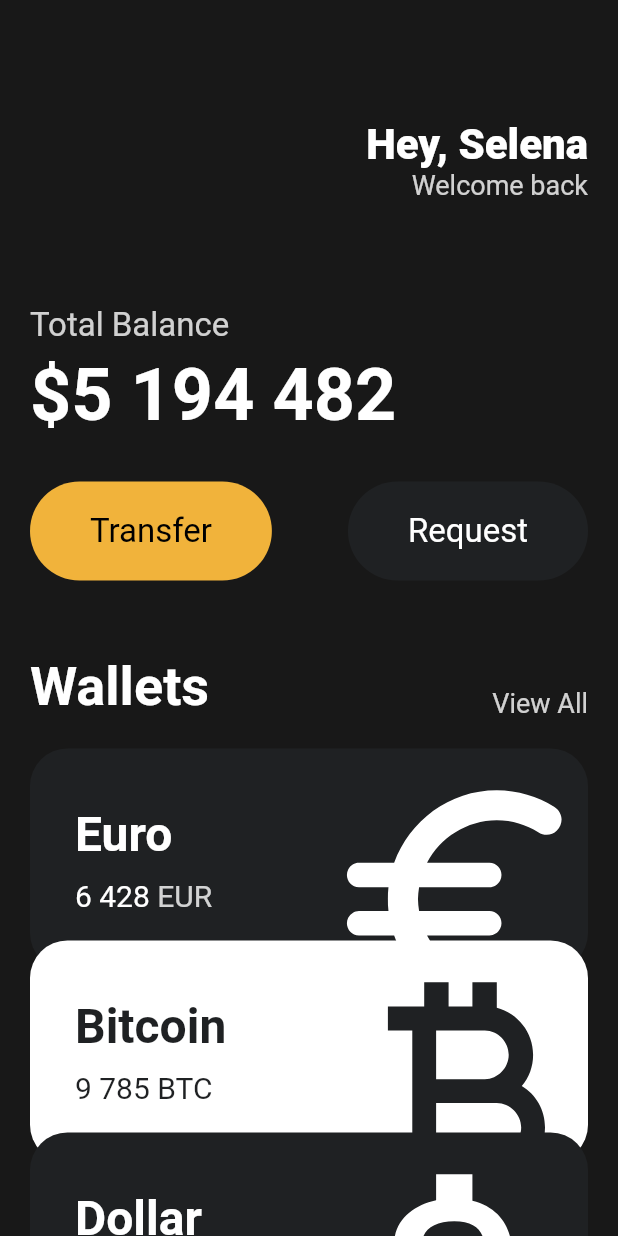
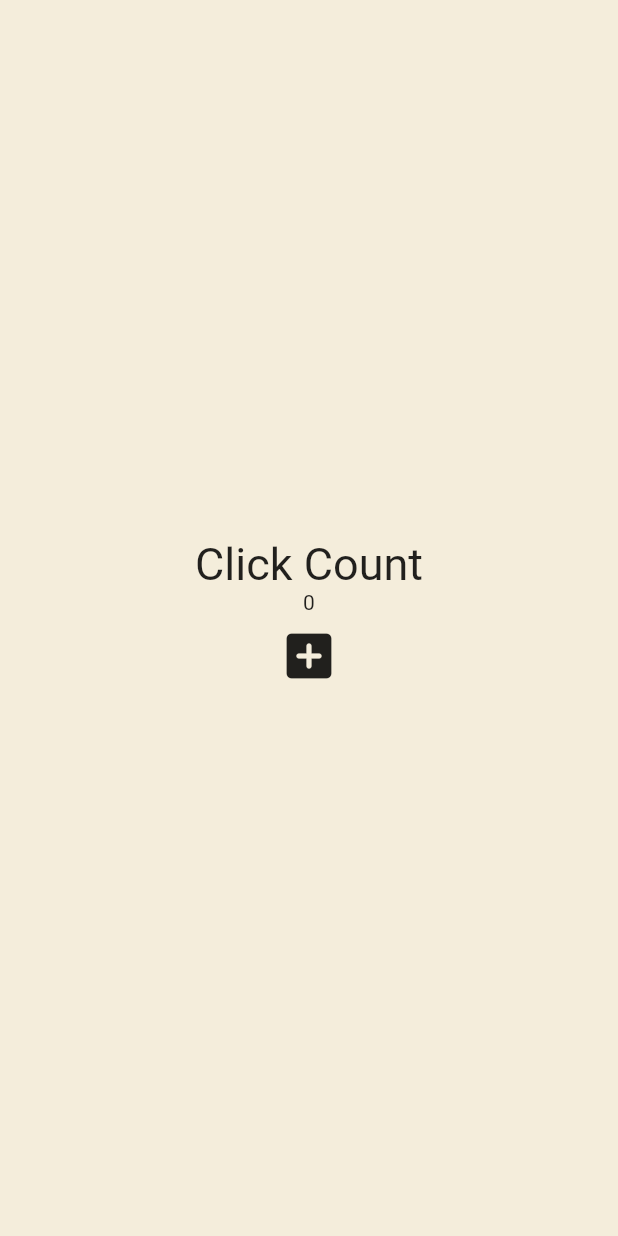
Before and after one commit to Lecture-Summary/toonflix, a Flutter app: the screen it shows after launch, on a phone screen of 412 x 824 dp. Run offline on Flutter 3.47's test engine with Material 2 defaults, Android fonts, the phone set to English and light mode, and no system bars.

Commit message:
#4.0 State

```diff
--- a/lib/main.dart
+++ b/lib/main.dart
@@ -1,143 +1,45 @@
 import 'package:flutter/material.dart';
-import 'package:toonflix/widgets/button.dart';
-import 'package:toonflix/widgets/currency_card.dart';
 
 void main() {
   runApp(App());
 }
 
-class App extends StatelessWidget {
+class App extends StatefulWidget {
+  @override
+  State<App> createState() => _AppState();
+}
+
+class _AppState extends State<App> {
+  int counter = 0;
+
+  void onClicked() {
+    counter = counter + 1;
+  }
+
   @override
   Widget build(BuildContext context) {
     return MaterialApp(
       home: Scaffold(
-        backgroundColor: const Color(0xFF181818),
-        body: SingleChildScrollView(
-          child: Padding(
-            padding: const EdgeInsets.symmetric(horizontal: 20),
+        backgroundColor: const Color(
+          0xFFF4EDDB,
+        ),
+        body: Center(
           child: Column(
-              crossAxisAlignment: CrossAxisAlignment.start,
-              children: [
-                const SizedBox(
-                  height: 80,
-                ),
-                Row(
-                  mainAxisAlignment: MainAxisAlignment.end,
-                  children: [
-                    Column(
-                      crossAxisAlignment: CrossAxisAlignment.end,
+            mainAxisAlignment: MainAxisAlignment.center,
             children: [
               const Text(
-                          'Hey, Selena',
-                          style: TextStyle(
-                            color: Colors.white,
-                            fontSize: 28,
-                            fontWeight: FontWeight.w800,
+                'Click Count',
+                style: TextStyle(fontSize: 30),
               ),
+              Text('$counter'),
+              IconButton(
+                iconSize: 40,
+                onPressed: onClicked,
+                icon: const Icon(
+                  Icons.add_box_rounded,
                 ),
-                        Text(
-                          'Welcome back',
-                          style: TextStyle(
-                            color: Colors.white.withOpacity(0.8),
-                            fontSize: 18,
-                          ),
-                        ),
-                      ],
               )
             ],
-                ),
-                const SizedBox(
-                  height: 70,
-                ),
-                Text(
-                  'Total Balance',
-                  style: TextStyle(
-                    fontSize: 22,
-                    color: Colors.white.withOpacity(0.8),
-                  ),
-                ),
-                const SizedBox(
-                  height: 5,
-                ),
-                const Text(
-                  '\$5 194 482',
-                  style: TextStyle(
-                    fontSize: 48,
-                    fontWeight: FontWeight.w600,
-                    color: Colors.white,
-                  ),
-                ),
-                const SizedBox(
-                  height: 30,
-                ),
-                Row(
-                  mainAxisAlignment: MainAxisAlignment.spaceBetween,
-                  children: const [
-                    Button(
-                      text: 'Transfer',
-                      bgColor: Color(0xFFF1B33B),
-                      textColor: Colors.black,
-                    ),
-                    Button(
-                      text: 'Request',
-                      bgColor: Color(0xFF1F2123),
-                      textColor: Colors.white,
-                    ),
-                  ],
-                ),
-                const SizedBox(
-                  height: 50,
-                ),
-                Row(
-                  crossAxisAlignment: CrossAxisAlignment.end,
-                  mainAxisAlignment: MainAxisAlignment.spaceBetween,
-                  children: [
-                    const Text(
-                      'Wallets',
-                      style: TextStyle(
-                        color: Colors.white,
-                        fontSize: 36,
-                        fontWeight: FontWeight.w600,
-                      ),
-                    ),
-                    Text(
-                      'View All',
-                      style: TextStyle(
-                        color: Colors.white.withOpacity(0.8),
-                        fontSize: 18,
-                      ),
-                    ),
-                  ],
-                ),
-                const SizedBox(
-                  height: 20,
-                ),
-                const CurrencyCard(
-                  name: 'Euro',
-                  code: 'EUR',
-                  amount: '6 428',
-                  icon: Icons.euro_rounded,
-                  isInverted: false,
-                  order: 1,
-                ),
-                const CurrencyCard(
-                  name: 'Bitcoin',
-                  code: 'BTC',
-                  amount: '9 785',
-                  icon: Icons.currency_bitcoin,
-                  isInverted: true,
-                  order: 2,
-                ),
-                const CurrencyCard(
-                  name: 'Dollar',
-                  code: 'USD',
-                  amount: '428',
-                  icon: Icons.attach_money_outlined,
-                  isInverted: false,
-                  order: 3,
-                ),
-              ],
-            ),
           ),
         ),
       ),
```
Lines whose indentation alone changed are shown as unchanged.
